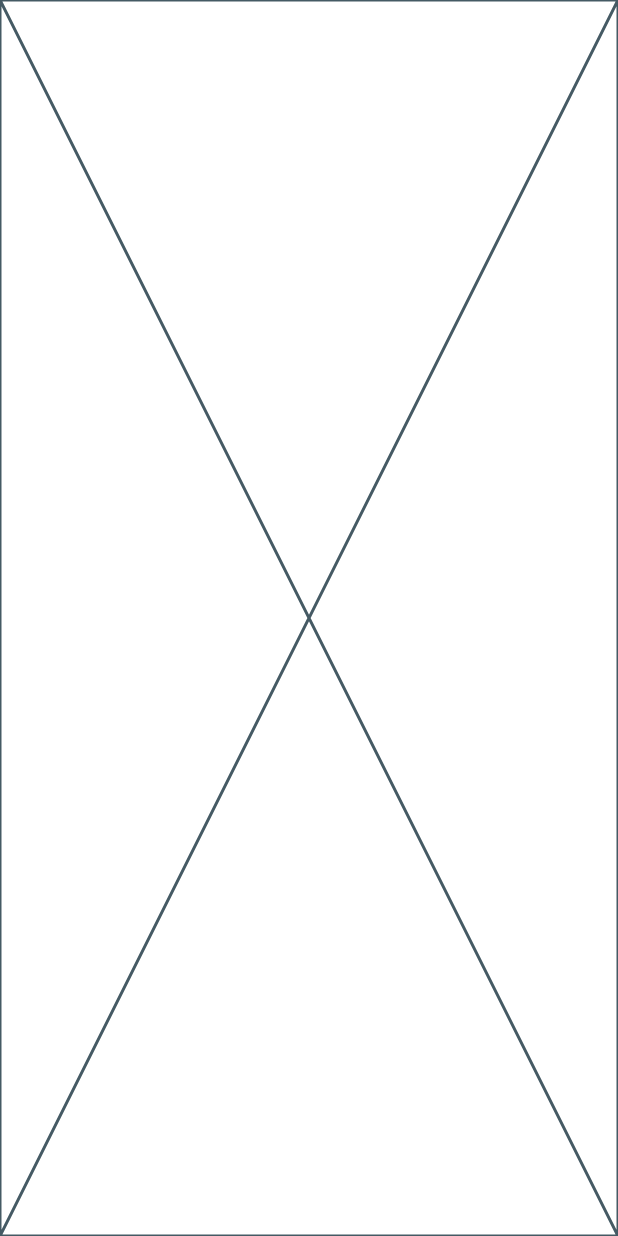
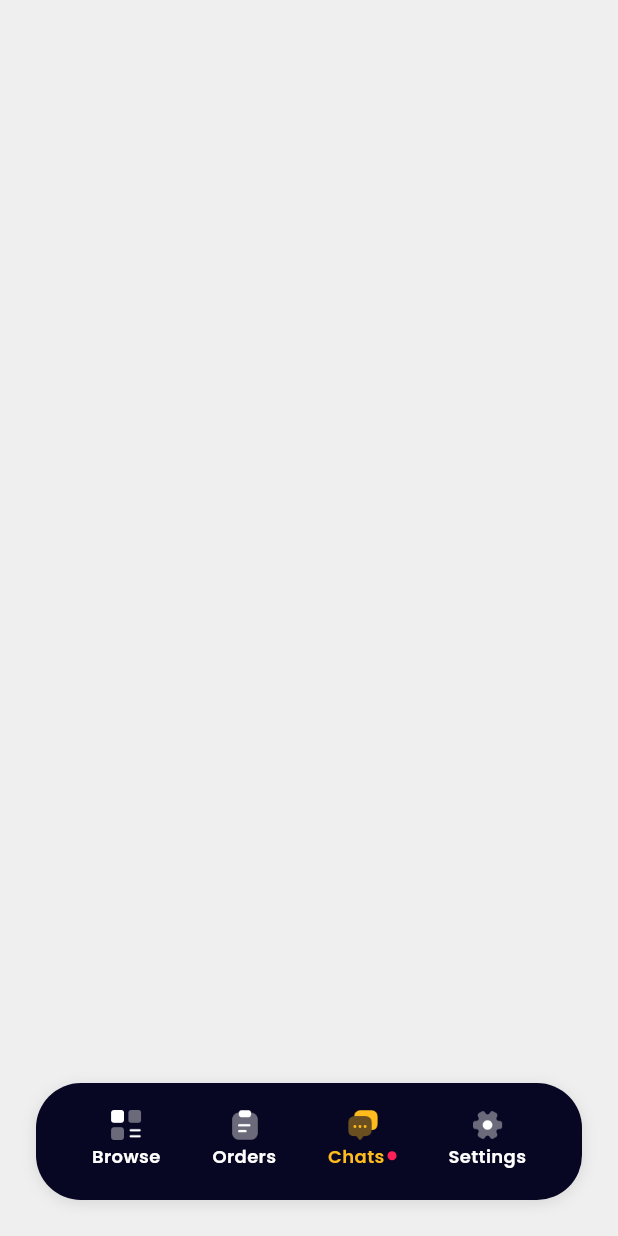
Before and after one commit to MuhamadZafarSyah/Flutter-Motobike, a Flutter app: the screen it shows after launch, on a phone screen of 412 x 824 dp. Run offline on Flutter 3.47's test engine with Material 3 defaults, Android fonts, the phone set to English and light mode, and no system bars; our stand-ins replace cloud_firestore, dotted_line, firebase_auth, firebase_core, fluttertoast, gap and 1 more; missing offline and left inert: cloudinary_flutter, cloudinary_url_gen, d_session; accounts and stored records are empty.

Commit message:
Implement DiscoverPage UI with bottom navigation bar and item navigation

```diff
--- a/lib/pages/discover_page.dart
+++ b/lib/pages/discover_page.dart
@@ -10,6 +10,101 @@ class DiscoverPage extends StatefulWidget {
 class _DiscoverPageState extends State<DiscoverPage> {
   @override
   Widget build(BuildContext context) {
-    return const Placeholder();
+    return Scaffold(
+      bottomNavigationBar: Container(
+        height: 78,
+        margin: const EdgeInsets.all(24),
+        padding: EdgeInsets.symmetric(horizontal: 20),
+        decoration: BoxDecoration(
+          color: const Color(0xff070623),
+          borderRadius: BorderRadius.circular(30),
+          boxShadow: [
+            BoxShadow(
+              color: Colors.black.withOpacity(0.1),
+              blurRadius: 8,
+              offset: const Offset(0, 2),
+            ),
+          ],
+        ),
+        child: Row(
+          mainAxisAlignment: MainAxisAlignment.spaceAround,
+          children: [
+            buildItemNav(
+              label: 'Browse',
+              icon: 'assets/ic_browse.png',
+              iconOn: 'assets/ic_browse_on.png',
+              onTap: () {},
+            ),
+            buildItemNav(
+              label: 'Orders',
+              icon: 'assets/ic_orders.png',
+              iconOn: 'assets/ic_orders_on.png',
+              onTap: () {},
+            ),
+            buildItemNav(
+              label: 'Chats',
+              icon: 'assets/ic_chats.png',
+              iconOn: 'assets/ic_chats_on.png',
+              onTap: () {},
+              hasDot: true,
+              isActive: true,
+            ),
+            buildItemNav(
+              label: 'Settings',
+              icon: 'assets/ic_settings.png',
+              iconOn: 'assets/ic_settings_on.png',
+              onTap: () {},
+            ),
+          ],
+        ),
+      ),
+    );
+  }
+
+  Widget buildItemNav({
+    required String label,
+    required String icon,
+    required String iconOn,
+    bool isActive = false,
+    required VoidCallback onTap,
+    bool hasDot = false,
+  }) {
+    return GestureDetector(
+      onTap: onTap,
+      child: Container(
+        color: Colors.transparent,
+        height: 46,
+        child: Column(
+          children: [
+            Image.asset(isActive ? iconOn : icon, width: 24, height: 24),
+            Row(
+              children: [
+                Text(
+                  label,
+                  style: TextStyle(
+                    fontSize: 12,
+                    fontWeight: FontWeight.w600,
+
+                    // TIPS: BISA SEPERTI DI BAWAH INI ATAU BAWAHNYA LAGI
+                    // color: isActive ? Colors.white : const Color(0xffFFBC1C),
+                    color: Color(isActive ? 0xffFFBC1C : 0xffFFFFFF),
+                  ),
+                ),
+                if (hasDot)
+                  Container(
+                    margin: const EdgeInsets.only(left: 2),
+                    height: 6,
+                    width: 6,
+                    decoration: const BoxDecoration(
+                      color: Color(0xffFF2056),
+                      shape: BoxShape.circle,
+                    ),
+                  ),
+              ],
+            ),
+          ],
+        ),
+      ),
+    );
   }
 }
```
